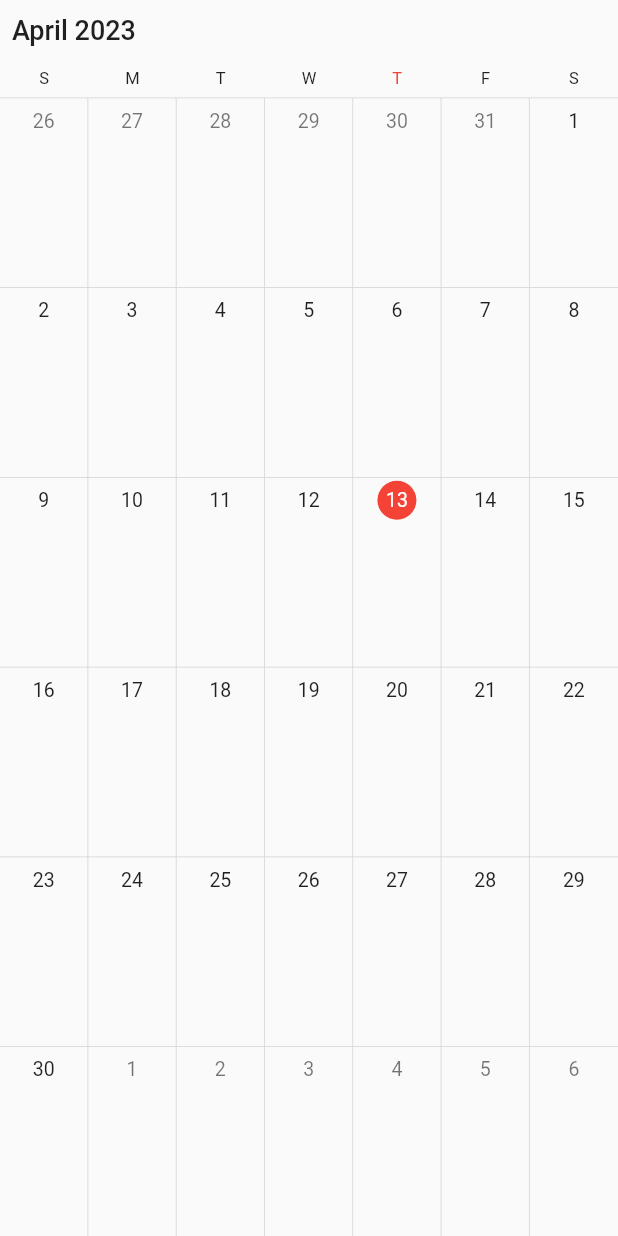
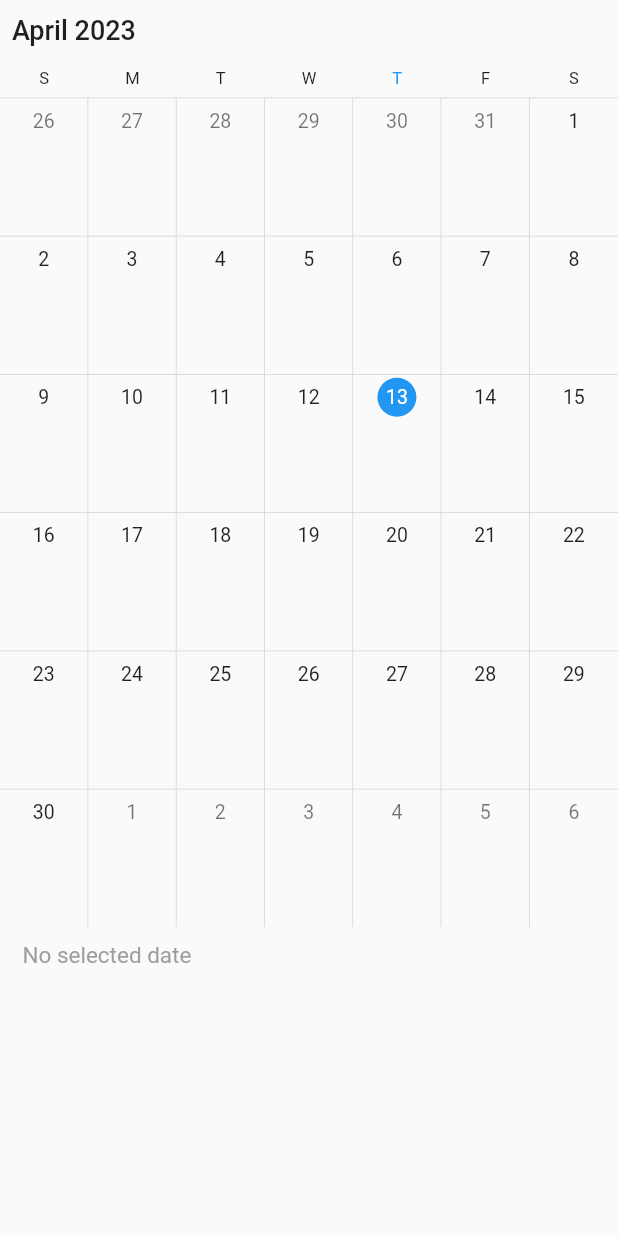
Before and after one commit to uhrinbea22/XPT, a Flutter app: the MyCalendar screen opened directly, on a phone screen of 412 x 824 dp. Run offline on Flutter 3.47's test engine with Material 2 defaults, Android fonts, the phone set to English and light mode, and no system bars; drawn by our look-alikes of syncfusion_flutter_calendar; our stand-ins replace cloud_firestore, firebase_auth, firebase_core, firebase_storage, google_maps_flutter, image_picker and 2 more; missing offline and left inert: android_alarm_manager_plus; accounts and stored records are empty.

Commit message:
calendar - date fixed

```diff
--- a/app/lib/screens/home/calendar.dart
+++ b/app/lib/screens/home/calendar.dart
@@ -1,9 +1,11 @@
+import 'dart:math';
 import 'package:cloud_firestore/cloud_firestore.dart';
 import 'package:firebase_auth/firebase_auth.dart';
 import 'package:firebase_core/firebase_core.dart';
 import 'package:flutter/cupertino.dart';
 import 'package:flutter/material.dart';
-import 'package:syncfusion_flutter_calendar/calendar.dart';
+import 'package:flutter/scheduler.dart';
+import 'package:intl/intl.dart';
 import 'package:syncfusion_flutter_calendar/calendar.dart';
 import '../../firebase_options.dart';
 import '../../services/auth_service.dart';
@@ -37,9 +39,6 @@ class Calendar extends StatelessWidget {
 
 // Create a Form widget.
 class MyCalendar extends StatefulWidget {
-  late CalendarView view2 = CalendarView.month;
-  late List<TransactionEvent> meetings;
-  var _streamTransactions;
   @override
   Cal createState() {
     return Cal();
@@ -47,44 +46,136 @@ class MyCalendar extends StatefulWidget {
 }
 
 class Cal extends State<MyCalendar> {
+  List<Color> _colorCollection = <Color>[];
+  MeetingDataSource? events;
+  final databaseReference = FirebaseFirestore.instance;
+
   late CalendarView view2 = CalendarView.month;
-  List<TransactionEvent> meetings = [];
+  late List<Meeting> meetings;
+
   @override
   void initState() {
-    getData();
-    view2 = view2;
+    //_initializeEventColor();
+    getDataFromFireStore().then((results) {
+      SchedulerBinding.instance.addPostFrameCallback((timeStamp) {
+        setState(() {});
+      });
+    });
     super.initState();
   }
 
-  void changeView(val) {
+  Future<void> getDataFromFireStore() async {
+    final AuthService _authService = AuthService();
+    User? user = _authService.getuser();
+
+    var snapShotsValue = await FirebaseFirestore.instance
+        .collection("transactions")
+        .where('uid', isEqualTo: user!.uid)
+        .get();
+
+    final Random random = new Random();
+
+    List<Meeting> list = snapShotsValue.docs
+        .map((e) => Meeting(
+            e.data()['title'],
+            //DateFormat('dd/MM/yyyy HH:mm:ss').parse(e.data()['date']),
+            //DateFormat('dd/MM/yyyy HH:mm:ss').parse(e.data()['date']),
+
+            (e.data()['date'] as Timestamp).toDate(),
+            (e.data()['date'] as Timestamp).toDate(),
+            Colors.black,
+            true))
+        .toList();
+
     setState(() {
-      view2 = val;
+      events = MeetingDataSource(list);
     });
-    build(context) {
-      return SfCalendar(view: CalendarView.day);
+    for (var i = 0; i < events!.appointments!.length; i++) {
+      print(events!.appointments![i].eventName);
+      print(events!.appointments![i].from);
     }
   }
 
-  @override
-  void didUpdateWidget(covariant MyCalendar oldWidget) {
-    super.didUpdateWidget(oldWidget);
+  getDataFromDatabase() async {
+    final AuthService _authService = AuthService();
+    User? user = _authService.getuser();
+    var value = FirebaseFirestore.instance
+        .collection('transactions')
+        .where("uid", isEqualTo: user!.uid)
+        .snapshots();
+//    var getValue = await value.child('CalendarAppointmentCollection').once();
+    return value;
   }
 
   @override
   Widget build(BuildContext context) {
     return Scaffold(
-        body: Container(
-            child: SfCalendar(
-                view: view2,
-                dataSource: MeetingDataSource(_getDataSource()),
-                monthViewSettings: const MonthViewSettings(
-                    appointmentDisplayMode:
-                        MonthAppointmentDisplayMode.appointment),
-                todayHighlightColor: Colors.red,
-                onTap: (calendarTapDetails) {})));
+        body: SfCalendar(
+      view: CalendarView.month,
+      //initialDisplayDate: DateTime(2023, 4, 5, 9, 0, 0),
+      dataSource: events,
+      monthViewSettings: MonthViewSettings(
+        showAgenda: true,
+      ),
+    ));
   }
 
-  getData() async {
+  /*  _showCalendar() {
+    var querySnapshot;
+    var data;
+    var collection;
+
+    if (getDataFromDatabase() != null) {
+      List<TransactionEvent> collection = [];
+      var showData = querySnapshot.value;
+      Map<dynamic, dynamic> values = showData;
+      List<dynamic> key = values.keys.toList();
+      if (values != null) {
+        for (int i = 0; i < key.length; i++) {
+          data = values[key[i]];
+          final Random random = new Random();
+          collection.add(TransactionEvent(
+            eventName = data['title'],
+            time: data['date'],
+            background: _colorCollection[random.nextInt(9)],
+          ));
+        }
+      } else {
+        return Center(
+          child: CircularProgressIndicator(),
+        );
+      }
+
+      return SfCalendar(
+        view: CalendarView.timelineDay,
+        allowedViews: [
+          CalendarView.timelineDay,
+          CalendarView.timelineWeek,
+          CalendarView.timelineWorkWeek,
+          CalendarView.timelineMonth,
+        ],
+        initialDisplayDate: DateTime(2020, 4, 5, 9, 0, 0),
+        dataSource: _getCalendarDataSource(collection),
+        monthViewSettings: MonthViewSettings(showAgenda: true),
+      );
+    } */
+
+  void _initializeEventColor() {
+    this._colorCollection = [];
+    _colorCollection.add(const Color(0xFF0F8644));
+    _colorCollection.add(const Color(0xFF8B1FA9));
+    _colorCollection.add(const Color(0xFFD20100));
+    _colorCollection.add(const Color(0xFFFC571D));
+    _colorCollection.add(const Color(0xFF36B37B));
+    _colorCollection.add(const Color(0xFF01A1EF));
+    _colorCollection.add(const Color(0xFF3D4FB5));
+    _colorCollection.add(const Color(0xFFE47C73));
+    _colorCollection.add(const Color(0xFF636363));
+    _colorCollection.add(const Color(0xFF0A8043));
+  }
+
+  /*  getData() async {
+      final List<TransactionEvent> meetings = [];
       final AuthService _authService = AuthService();
       User? user = _authService.getuser();
       Map<Timestamp, List<String>> map = {};
@@ -95,26 +186,58 @@ class Cal extends State<MyCalendar> {
         for (var date in messages.docs.toList()) {
           TransactionEvent meeting = TransactionEvent(
               date['title'], date['date'], const Color(0xFF0F8644));
-        print(meeting.time);
           meetings.add(meeting);
         }
       }
+      for (var i = 0; i < meetings.length; i++) {
+        print(meetings[i].eventName);
+        print(meetings[i].time);
+        print(meetings[i].background);
+      }
+      print(meetings.length);
       return meetings;
+    } */
+
+  /*  List<TransactionEvent> _getDataSource() {
+      final List<TransactionEvent> meetings = getData();
+      return meetings;
+    } */
 }
 
-  List<TransactionEvent> _getDataSource() {
-    final List<TransactionEvent> meetings = this.meetings;
-    return meetings;
+class TransactionEvent {
+  TransactionEvent(this.eventName, this.startTime, this.endTime, this.isAllDay,
+      this.background);
+
+  String eventName;
+  DateTime startTime;
+  DateTime endTime;
+  bool isAllDay;
+  Color background;
 }
+
+class Meeting {
+  Meeting(this.eventName, this.from, this.to, this.background, this.isAllDay);
+
+  String eventName;
+  DateTime from;
+  DateTime to;
+  Color background;
+  bool isAllDay;
 }
 
 class MeetingDataSource extends CalendarDataSource {
-  MeetingDataSource(List<TransactionEvent> source) {
+  MeetingDataSource(List<Meeting> source) {
     appointments = source;
   }
 
-  Timestamp getTime(int index) {
-    return appointments![index].time;
+  @override
+  DateTime getStartTime(int index) {
+    return appointments![index].from;
+  }
+
+  @override
+  DateTime getEndTime(int index) {
+    return appointments![index].to;
   }
 
   @override
@@ -126,12 +249,9 @@ class MeetingDataSource extends CalendarDataSource {
   Color getColor(int index) {
     return appointments![index].background;
   }
+
+  @override
+  bool isAllDay(int index) {
+    return appointments![index].isAllDay;
   }
-
-class TransactionEvent {
-  TransactionEvent(this.eventName, this.time, this.background);
-
-  String eventName;
-  Timestamp time;
-  Color background;
 }
--- a/app/lib/screens/home/categories/add_category_limit.dart
+++ b/app/lib/screens/home/categories/add_category_limit.dart
@@ -27,7 +27,7 @@ class MyAppHomePage extends StatelessWidget {
   MyAppHomePage({Key? key, required this.title}) : super(key: key);
   final String title;
   final limitController = TextEditingController();
-  var limitValue = 0;
+  String limitValue = "";
 
   Widget _buildListItem(BuildContext context, DocumentSnapshot document) {
     return ListTile(
@@ -60,8 +60,7 @@ class MyAppHomePage extends StatelessWidget {
                   ElevatedButton(
                     child: const Text('Submit'),
                     onPressed: () {
-                      limitValue = limitController.text as int;
-                      print(limitController.text);
+                      limitValue = limitController.text;
                       Navigator.of(context).pop();
                     },
                   )
--- a/app/lib/screens/home/transactions/list_transactions_by_category.dart
+++ b/app/lib/screens/home/transactions/list_transactions_by_category.dart
@@ -1,4 +1,4 @@
-import 'package:app/screens/home/menu.dart';
+/* import 'package:app/screens/home/menu.dart';
 import 'package:firebase_auth/firebase_auth.dart';
 import 'package:firebase_core/firebase_core.dart';
 import 'package:flutter/material.dart';
@@ -127,3 +127,4 @@ class MyCustomFormState extends State<MyCustomForm> {
     ));
   }
 }
+ */
--- a/app/lib/screens/home/transactions/transactions_detailview.dart
+++ b/app/lib/screens/home/transactions/transactions_detailview.dart
@@ -1,4 +1,3 @@
-import 'package:app/screens/home/transactions/list_transactions_by_category.dart';
 import 'package:app/screens/home/menu.dart';
 import 'package:firebase_auth/firebase_auth.dart';
 import 'package:flutter/material.dart';
@@ -146,13 +145,13 @@ class TransactionDetailview extends StatelessWidget {
                             child: Text(document['category']),
                           ),
                           BackButton(onPressed: () {
-                            Navigator.push(
+                          /*   Navigator.push(
                               context,
                               //navigate to reminders page
 
                               MaterialPageRoute(
                                   builder: (context) => ListAllTransByCateg()),
-                            );
+                            ); */
                           })
                         ],
                       ),
```
Lines whose indentation alone changed are shown as unchanged.
